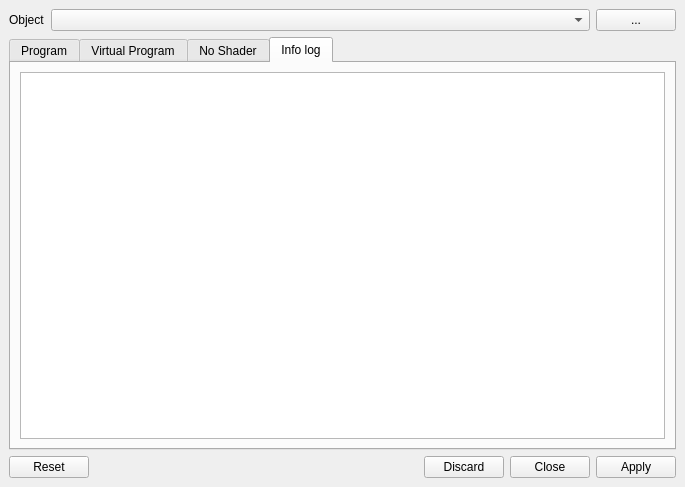
The window that plugins/osgearth/ShaderEditorDialog.ui (aroth-fastprotect/sgi) describes before a commit, drawn with Qt 5.
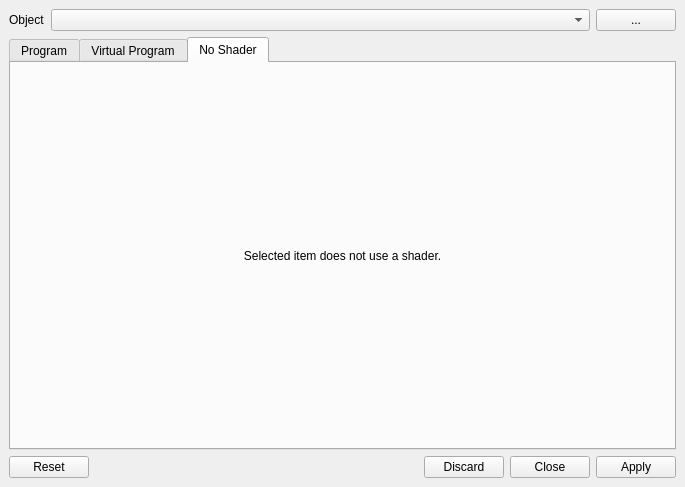
The same window after the commit. The open tabs and pages were chosen to show the change. Icons and pictures are not drawn.

Commit message: use a InfoLogDock for error and log messages

The edit to the form file:
```diff
--- a/plugins/osgearth/ShaderEditorDialog.ui
+++ b/plugins/osgearth/ShaderEditorDialog.ui
@@ -232,16 +232,6 @@
         </item>
        </layout>
       </widget>
-      <widget class="QWidget" name="tabInfoLog">
-       <attribute name="title">
-        <string>Info log</string>
-       </attribute>
-       <layout class="QVBoxLayout" name="verticalLayout_6">
-        <item>
-         <widget class="QTextEdit" name="infoLog"/>
-        </item>
-       </layout>
-      </widget>
      </widget>
     </item>
     <item>
```
Left out of the diff: 2 changed lines with no effect on the pictures. The commit also changes 2 other files.
